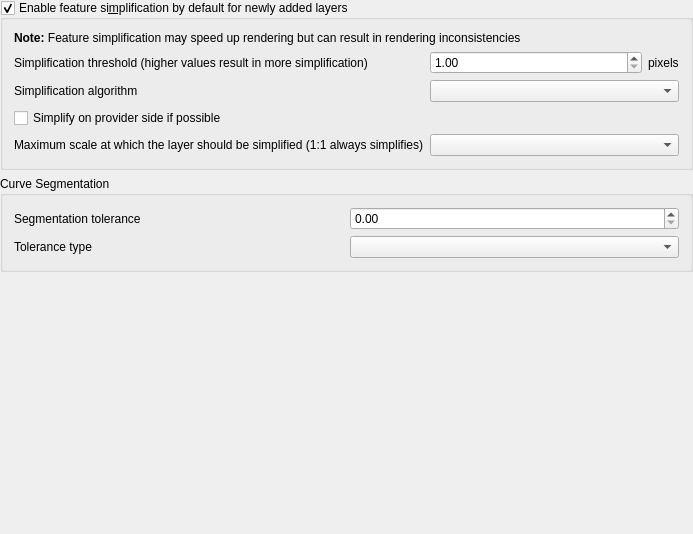
Old version of the form src/ui/qgsvectorrenderingoptionsbase.ui in the repository carsmie/QGIS.
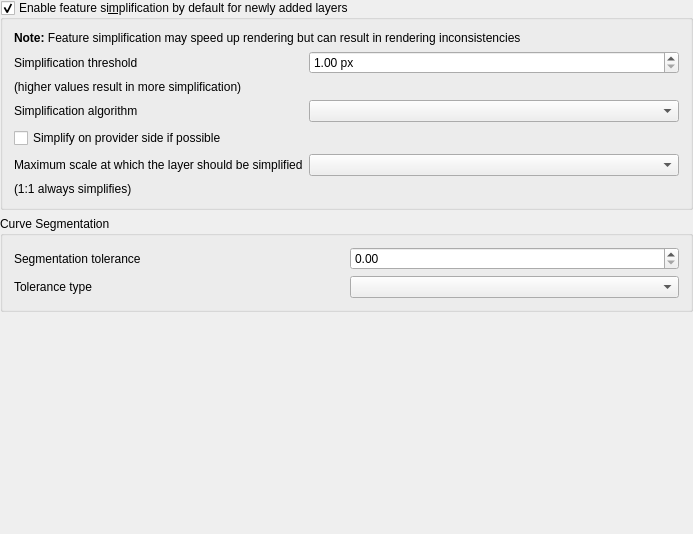
New version of the form. Custom widgets are drawn as their Qt base class.

Commit message: Fix width of the option dialog's vector rendering panel

Patch:
```diff
--- a/src/ui/qgsvectorrenderingoptionsbase.ui
+++ b/src/ui/qgsvectorrenderingoptionsbase.ui
@@ -64,9 +64,12 @@
         <property name="value">
          <double>1.000000000000000</double>
         </property>
+        <property name="suffix">
+         <string> px</string>
+        </property>
        </widget>
       </item>
-      <item row="2" column="0">
+      <item row="3" column="0">
        <widget class="QLabel" name="mSimplifyAlgorithmLabel">
         <property name="toolTip">
          <string>This algorithm is only applied to simplify on local side</string>
@@ -79,7 +82,7 @@
         </property>
        </widget>
       </item>
-      <item row="4" column="1" colspan="2">
+      <item row="5" column="1">
        <widget class="QgsScaleComboBox" name="mSimplifyMaximumScaleComboBox">
         <property name="sizePolicy">
          <sizepolicy hsizetype="Expanding" vsizetype="Fixed">
@@ -89,50 +92,57 @@
         </property>
        </widget>
       </item>
-      <item row="4" column="0">
+      <item row="5" column="0">
        <widget class="QLabel" name="mSimplifyMaxScaleLabel">
         <property name="text">
-         <string>Maximum scale at which the layer should be simplified (1:1 always simplifies)</string>
+         <string>Maximum scale at which the layer should be simplified</string>
         </property>
         <property name="margin">
          <number>2</number>
         </property>
        </widget>
       </item>
-      <item row="3" column="0" colspan="3">
+      <item row="6" column="0" colspan="2">
+       <widget class="QLabel" name="mSimplifyMaxScaleExtraLabel">
+        <property name="text">
+         <string>(1:1 always simplifies)</string>
+        </property>
+       </widget>
+      </item>
+      <item row="4" column="0" colspan="2">
        <widget class="QCheckBox" name="mSimplifyDrawingAtProvider">
         <property name="text">
          <string>Simplify on provider side if possible</string>
         </property>
        </widget>
       </item>
-      <item row="0" column="0" colspan="3">
+      <item row="0" column="0" colspan="2">
        <widget class="QLabel" name="label_59">
         <property name="text">
          <string>&lt;b&gt;Note:&lt;/b&gt; Feature simplification may speed up rendering but can result in rendering inconsistencies</string>
         </property>
+        <property name="wordWrap">
+         <bool>true</bool>
+        </property>
        </widget>
       </item>
-      <item row="2" column="1" colspan="2">
+      <item row="3" column="1">
        <widget class="QComboBox" name="mSimplifyAlgorithmComboBox"/>
       </item>
       <item row="1" column="0">
-       <widget class="QLabel" name="label_65">
+       <widget class="QLabel" name="mSimplificationThresholdLabel">
         <property name="text">
-         <string>Simplification threshold (higher values result in more simplification)</string>
+         <string>Simplification threshold</string>
         </property>
         <property name="margin">
          <number>2</number>
         </property>
        </widget>
       </item>
-      <item row="1" column="2">
-       <widget class="QLabel" name="mSimplifyDrawingPx">
+      <item row="2" column="0" colspan="2">
+       <widget class="QLabel" name="mSimplificationThresholdExtraLabel">
         <property name="text">
-         <string>pixels</string>
-        </property>
-        <property name="margin">
-         <number>2</number>
+         <string>(higher values result in more simplification)</string>
         </property>
        </widget>
       </item>
```
